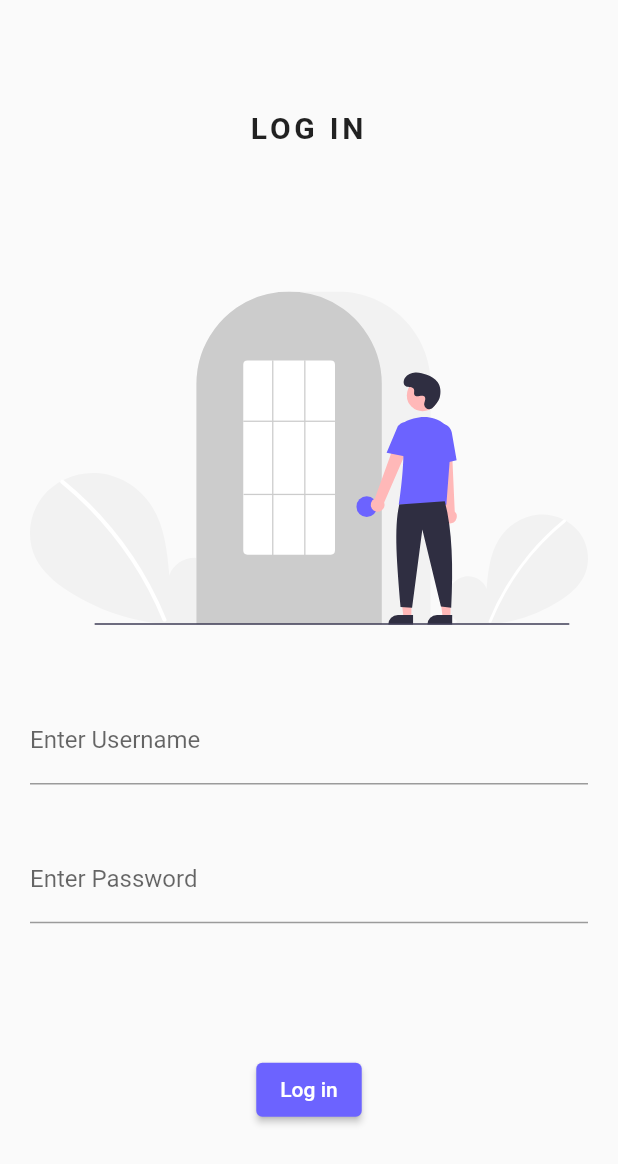
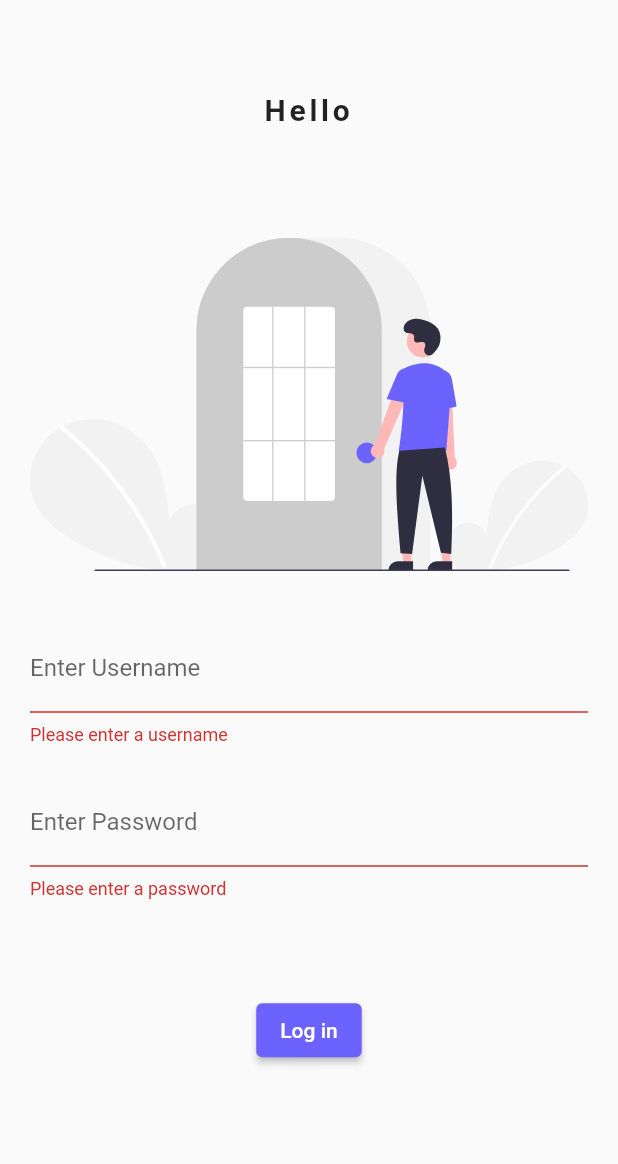
Before and after one commit to UnStunned/flutter-learning, a Flutter app: the screen it shows after launch, after a tap on "Log in", on a phone screen of 412 x 824 dp. Shown: the top 1164 px of the screen. Run offline on Flutter 3.47's test engine with Material 2 defaults, Android fonts, the phone set to English and light mode, and no system bars; our stand-ins replace connectivity_plus, flutter_svg.

Commit message:
Day 3 completed

```diff
--- a/lib/main.dart
+++ b/lib/main.dart
@@ -11,8 +11,9 @@ class MyApp extends StatelessWidget {
 
   @override
   Widget build(BuildContext context) {
-    return MaterialApp(routes: {
-      "/": (context) => LogIn(),
+    return MaterialApp(initialRoute: "/login", routes: {
+      "/": (context) => HomePage(),
+      "/login": (context) => LogIn(),
     });
   }
 }
--- a/lib/screens/home_page.dart
+++ b/lib/screens/home_page.dart
@@ -8,7 +8,7 @@ class HomePage extends StatelessWidget {
     String title = 'Catalogue';
     return Scaffold(
       body: const Center(child: Text("Welcome to my catalogue")),
-      appBar: AppBar(title: Center(child: Text("$title"))),
+      appBar: AppBar(title: Text("$title")),
     );
   }
 }
--- a/lib/screens/log_in.dart
+++ b/lib/screens/log_in.dart
@@ -1,24 +1,45 @@
-import 'dart:math';
+// ignore_for_file: prefer_const_constructors
 
 import 'package:flutter/material.dart';
 import 'package:flutter_svg/flutter_svg.dart';
+import 'package:connectivity_plus/connectivity_plus.dart';
 
-class LogIn extends StatelessWidget {
+class LogIn extends StatefulWidget {
   const LogIn({super.key});
+
+  @override
+  State<LogIn> createState() => _LogInState();
+}
+
+class _LogInState extends State<LogIn> {
+  String name = "";
+  final _formKey = GlobalKey<FormState>();
+
+  void checkConnection() async {
+    final connectivityState = await Connectivity().checkConnectivity();
+    print(connectivityState);
+  }
+
+  @override
+  void initState() {
+    super.initState();
+    checkConnection();
+  }
 
   @override
   Widget build(BuildContext context) {
     return Material(
         child: Padding(
             padding: const EdgeInsets.symmetric(vertical: 40, horizontal: 20),
+            child: Form(
+              key: _formKey,
               child: Column(
                   mainAxisAlignment: MainAxisAlignment.spaceEvenly,
                   children: [
-                  const SizedBox(
-                    width: 200,
+                    SizedBox(
                       height: 20,
                       child: Text(
-                      'LOG IN',
+                        'Hello $name',
                         style: TextStyle(
                             fontSize: 20,
                             letterSpacing: 2.5,
@@ -39,10 +60,30 @@ class LogIn extends StatelessWidget {
                       child: TextFormField(
                         decoration: const InputDecoration(
                             hintText: "Username",
-                            label: Text('Enter Username'))),
+                            label: Text('Enter Username')),
+                        onChanged: (value) => {
+                          setState(
+                            () => name = value,
+                          )
+                        },
+                        validator: (value) {
+                          if (value!.isEmpty) {
+                            return 'Please enter a username';
+                          } else {
+                            return null;
+                          }
+                        },
+                      ),
                     ),
                     SizedBox(
                       child: TextFormField(
+                          validator: (value) {
+                            if (value!.isEmpty) {
+                              return "Please enter a password";
+                            } else {
+                              return null;
+                            }
+                          },
                           obscureText: true,
                           decoration: const InputDecoration(
                               hintText: "Password",
@@ -53,12 +94,20 @@ class LogIn extends StatelessWidget {
                     ),
                     ElevatedButton(
                         onPressed: () {
-                        print("Hello world!");
+                          if (_formKey.currentState!.validate() == false) {
+                            print("Hey");
+                          } else {
+                            Navigator.pushNamed(context, "/");
+                          }
                         },
                         style: TextButton.styleFrom(
                             backgroundColor:
                                 const Color.fromARGB(255, 108, 99, 255)),
-                      child: const Text('Log in'))
-                ])));
+                        child: const Text('Log in')),
+                    const SizedBox(
+                      height: 30,
+                    )
+                  ]),
+            )));
   }
 }
--- a/pubspec.yaml
+++ b/pubspec.yaml
@@ -36,6 +36,7 @@ dependencies:
   # Use with the CupertinoIcons class for iOS style icons.
   cupertino_icons: ^1.0.2
   flutter_svg: ^2.0.6
+  connectivity_plus: ^2.0.2
 
 dev_dependencies:
   flutter_test:
```
Also changed, not shown: pubspec.lock, 4 other files. Lines whose indentation alone changed are shown as unchanged.
